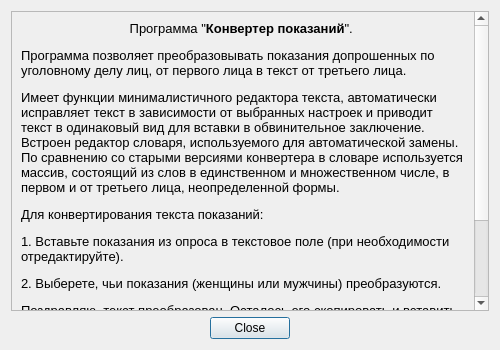
This is sours/UI/about_app.ui in andmoni/converter_readings as Qt 5 draws it before an edit. The edited form follows.
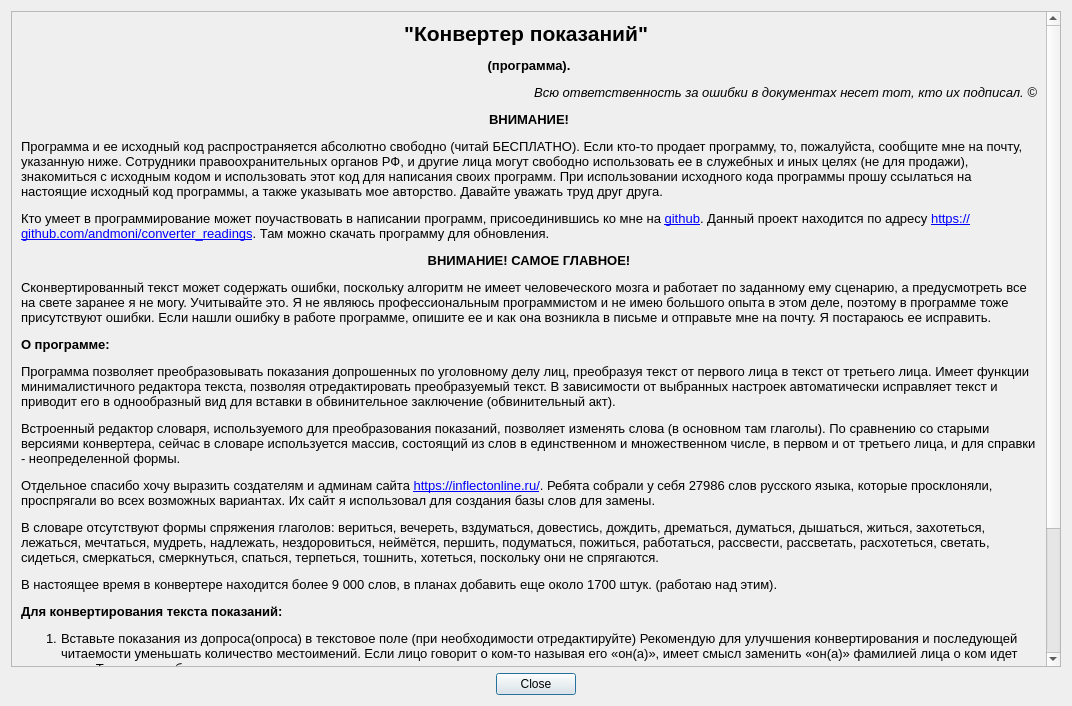
This is the edited form. Icons and pictures are not drawn.

Patch:
```diff
--- a/sours/UI/about_app.ui
+++ b/sours/UI/about_app.ui
@@ -6,8 +6,8 @@
    <rect>
     <x>0</x>
     <y>0</y>
-    <width>500</width>
-    <height>350</height>
+    <width>1072</width>
+    <height>706</height>
    </rect>
   </property>
   <property name="sizePolicy">
@@ -22,12 +22,6 @@
     <height>350</height>
    </size>
   </property>
-  <property name="maximumSize">
-   <size>
-    <width>500</width>
-    <height>350</height>
-   </size>
-  </property>
   <property name="windowTitle">
    <string>О программе.</string>
   </property>
@@ -46,8 +40,8 @@
        <rect>
         <x>0</x>
         <y>0</y>
-        <width>463</width>
-        <height>454</height>
+        <width>1035</width>
+        <height>893</height>
        </rect>
       </property>
       <layout class="QVBoxLayout" name="verticalLayout">
@@ -64,7 +58,7 @@
           <enum>QFrame::NoFrame</enum>
          </property>
          <property name="text">
-          <string>&lt;html&gt;&lt;head/&gt;&lt;body&gt;&lt;p align=&quot;center&quot;&gt;Программа &amp;quot;&lt;span style=&quot; font-weight:600;&quot;&gt;Конвертер показаний&lt;/span&gt;&amp;quot;. &lt;/p&gt;&lt;p&gt;Программа позволяет преобразовывать показания допрошенных по уголовному делу лиц, от первого лица в текст от третьего лица. &lt;/p&gt;&lt;p&gt;Имеет функции минималистичного редактора текста, автоматически исправляет текст в зависимости от выбранных настроек и приводит текст в одинаковый вид для вставки в обвинительное заключение. Встроен редактор словаря, используемого для автоматической замены. По сравнению со старыми версиями конвертера в словаре используется массив, состоящий из слов в единственном и множественном числе, в первом и от третьего лица, неопределенной формы. &lt;/p&gt;&lt;p&gt;Для конвертирования текста показаний: &lt;/p&gt;&lt;p&gt;1. Вставьте показания из опроса в текстовое поле (при необходимости отредактируйте). &lt;/p&gt;&lt;p&gt;2. Выберете, чьи показания (женщины или мужчины) преобразуются. &lt;/p&gt;&lt;p&gt;Поздравляю, текст преобразован. Осталось его скопировать и вставить, куда необходимо. (если включена настройка, то текст сразу скопируется в буфер обмена при преобразовании) &lt;/p&gt;&lt;p&gt;Предложения по улучшению или дополнению функционала присылайте на почту andmoni@yandex.ru &lt;/p&gt;&lt;p align=&quot;right&quot;&gt;С уважением, Андрей. &lt;/p&gt;&lt;/body&gt;&lt;/html&gt;</string>
+          <string>&lt;html&gt;&lt;head/&gt;&lt;body&gt;&lt;p align=&quot;center&quot;&gt;&lt;a name=&quot;bконвертер-показанийb-программа&quot;/&gt;&lt;span style=&quot; font-size:16pt; font-weight:600;&quot;&gt;&amp;quot;&lt;/span&gt;&lt;span style=&quot; font-size:16pt; font-weight:600;&quot;&gt;Конвертер показаний&amp;quot; &lt;/span&gt;&lt;/p&gt;&lt;p align=&quot;center&quot;&gt;&lt;span style=&quot; font-weight:600;&quot;&gt;(программа).&lt;/span&gt;&lt;/p&gt;&lt;p align=&quot;right&quot;&gt;&lt;span style=&quot; font-style:italic;&quot;&gt;Всю ответственность за ошибки в документах несет тот, кто их подписал. ©&lt;/span&gt;&lt;/p&gt;&lt;p&gt;&lt;span style=&quot; font-weight:600;&quot;/&gt;&lt;/p&gt;&lt;p align=&quot;center&quot;&gt;&lt;span style=&quot; font-weight:600;&quot;&gt;ВНИМАНИЕ!&lt;/span&gt;&lt;/p&gt;&lt;p&gt;Программа и ее исходный код распространяется абсолютно свободно (читай БЕСПЛАТНО). Если кто-то продает программу, то, пожалуйста, сообщите мне на почту, указанную ниже. Сотрудники правоохранительных органов РФ, и другие лица могут свободно использовать ее в служебных и иных целях (не для продажи), знакомиться с исходным кодом и использовать этот код для написания своих программ. При использовании исходного кода программы прошу ссылаться на настоящие исходный код программы, а также указывать мое авторство. Давайте уважать труд друг друга. &lt;/p&gt;&lt;p&gt;Кто умеет в программирование может поучаствовать в написании программ, присоединившись ко мне на &lt;a href=&quot;https://github.com/andmoni/converter_readings&quot;&gt;&lt;span style=&quot; text-decoration: underline; color:#0000ff;&quot;&gt;github&lt;/span&gt;&lt;/a&gt;. Данный проект находится по адресу &lt;a href=&quot;https://github.com/andmoni/converter_readings&quot;&gt;&lt;span style=&quot; text-decoration: underline; color:#0000ff;&quot;&gt;https://github.com/andmoni/converter_readings&lt;/span&gt;&lt;/a&gt;. Там можно скачать программу для обновления. &lt;/p&gt;&lt;p align=&quot;center&quot;&gt;&lt;span style=&quot; font-weight:600;&quot;&gt;ВНИМАНИЕ! САМОЕ ГЛАВНОЕ!&lt;/span&gt;&lt;/p&gt;&lt;p&gt;Сконвертированный текст может содержать ошибки, поскольку алгоритм не имеет человеческого мозга и работает по заданному ему сценарию, а предусмотреть все на свете заранее я не могу. Учитывайте это. Я не являюсь профессиональным программистом и не имею большого опыта в этом деле, поэтому в программе тоже присутствуют ошибки. Если нашли ошибку в работе программе, опишите ее и как она возникла в письме и отправьте мне на почту. Я постараюсь ее исправить. &lt;/p&gt;&lt;p&gt;&lt;span style=&quot; font-weight:600;&quot;&gt;О программе:&lt;/span&gt;&lt;/p&gt;&lt;p&gt;Программа позволяет преобразовывать показания допрошенных по уголовному делу лиц, преобразуя текст от первого лица в текст от третьего лица. Имеет функции минималистичного редактора текста, позволяя отредактировать преобразуемый текст. В зависимости от выбранных настроек автоматически исправляет текст и приводит его в однообразный вид для вставки в обвинительное заключение (обвинительный акт). &lt;/p&gt;&lt;p&gt;Встроенный редактор словаря, используемого для преобразования показаний, позволяет изменять слова (в основном там глаголы). По сравнению со старыми версиями конвертера, сейчас в словаре используется массив, состоящий из слов в единственном и множественном числе, в первом и от третьего лица, и для справки - неопределенной формы. &lt;/p&gt;&lt;p&gt;Отдельное спасибо хочу выразить создателям и админам сайта &lt;a href=&quot;https://inflectonline.ru/&quot;&gt;&lt;span style=&quot; text-decoration: underline; color:#0000ff;&quot;&gt;https://inflectonline.ru/&lt;/span&gt;&lt;/a&gt;. Ребята собрали у себя 27986 слов русского языка, которые просклоняли, проспрягали во всех возможных вариантах. Их сайт я использовал для создания базы слов для замены. &lt;/p&gt;&lt;p&gt;В словаре отсутствуют формы спряжения глаголов: вериться, вечереть, вздуматься, довестись, дождить, дрематься, думаться, дышаться, житься, захотеться, лежаться, мечтаться, мудреть, надлежать, нездоровиться, неймётся, першить, подуматься, пожиться, работаться, рассвести, рассветать, расхотеться, светать, сидеться, смеркаться, смеркнуться, спаться, терпеться, тошнить, хотеться, поскольку они не спрягаются. &lt;/p&gt;&lt;p&gt;В настоящее время в конвертере находится более 9 000 слов, в планах добавить еще около 1700 штук. (работаю над этим). &lt;/p&gt;&lt;p&gt;&lt;span style=&quot; font-weight:600;&quot;&gt;Для конвертирования текста показаний: &lt;/span&gt;&lt;/p&gt;&lt;ol style=&quot;margin-top: 0px; margin-bottom: 0px; margin-left: 0px; margin-right: 0px; -qt-list-indent: 1;&quot;&gt;&lt;li style=&quot; margin-top:0px; margin-bottom:0px; margin-left:0px; margin-right:0px; -qt-block-indent:0; text-indent:0px;&quot;&gt;Вставьте показания из допроса(опроса) в текстовое поле (при необходимости отредактируйте) Рекомендую для улучшения конвертирования и последующей читаемости уменьшать количество местоимений. Если лицо говорит о ком-то называя его «он(а)», имеет смысл заменить «он(а)» фамилией лица о ком идет речь. Текст станет более читаемым. &lt;/li&gt;&lt;li style=&quot; margin-top:0px; margin-bottom:12px; margin-left:0px; margin-right:0px; -qt-block-indent:0; text-indent:0px;&quot;&gt;Выберете, чьи показания (женщины или мужчины) преобразуются, щелкнув на соответствующую кнопку или через меню. &lt;/li&gt;&lt;/ol&gt;&lt;p&gt;Поздравляю! Текст преобразован. Осталось его скопировать и вставить, куда необходимо. (если включена настройка, то текст сразу копируется в буфер обмена при преобразовании) &lt;/p&gt;&lt;p&gt;Если вы обнаружили ошибку, решили что-то узнать, предложить по улучшению или дополнению функционала программы, просто поблагодарить, присылайте все мне на почту andmoni@yandex.ru, или на &lt;a href=&quot;http://localhost:63342/markdownPreview/553928440/police-russia.ru&quot;&gt;&lt;span style=&quot; text-decoration: underline; color:#0000ff;&quot;&gt;Форуме сотрудников МВД&lt;/span&gt;&lt;/a&gt; в ветке &lt;a href=&quot;https://www.police-russia.ru/showthread.php?t=97532&quot;&gt;&lt;span style=&quot; text-decoration: underline; color:#0000ff;&quot;&gt;«Программы для облегчения работы следователей и дознавателей от Nemec»&lt;/span&gt;&lt;/a&gt;. Буду очень рад обратной связи. &lt;/p&gt;&lt;p align=&quot;right&quot;&gt;С уважением, Андрей. &lt;/p&gt;&lt;/body&gt;&lt;/html&gt;</string>
          </property>
          <property name="alignment">
           <set>Qt::AlignLeading|Qt::AlignLeft|Qt::AlignTop</set>
```
